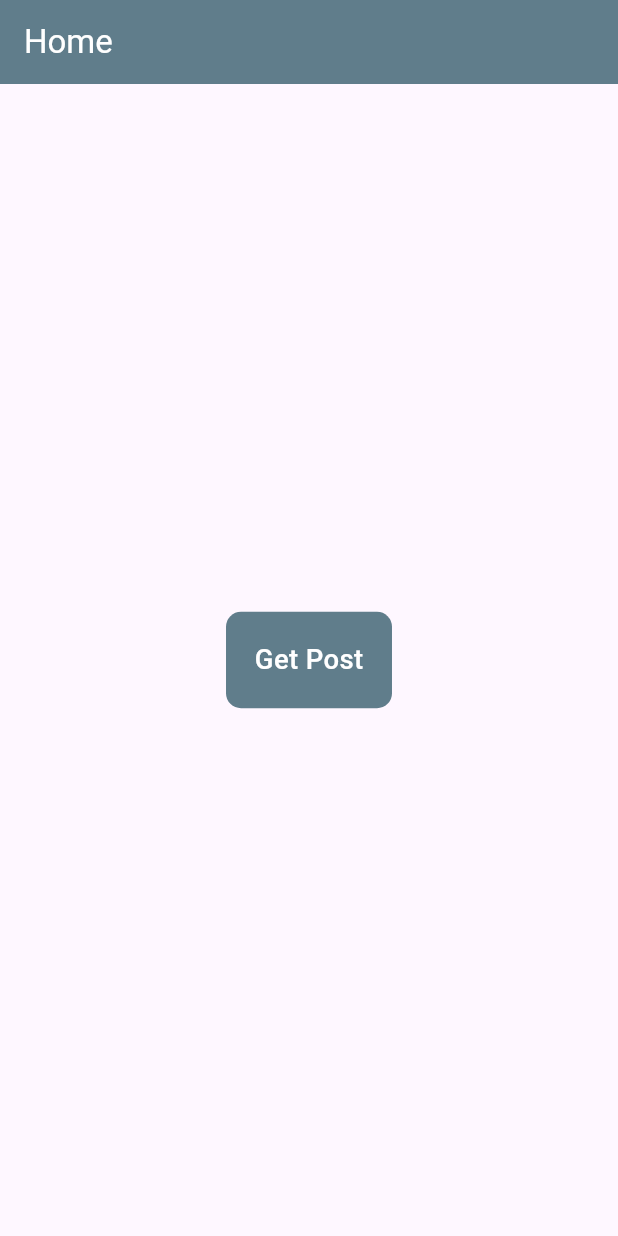
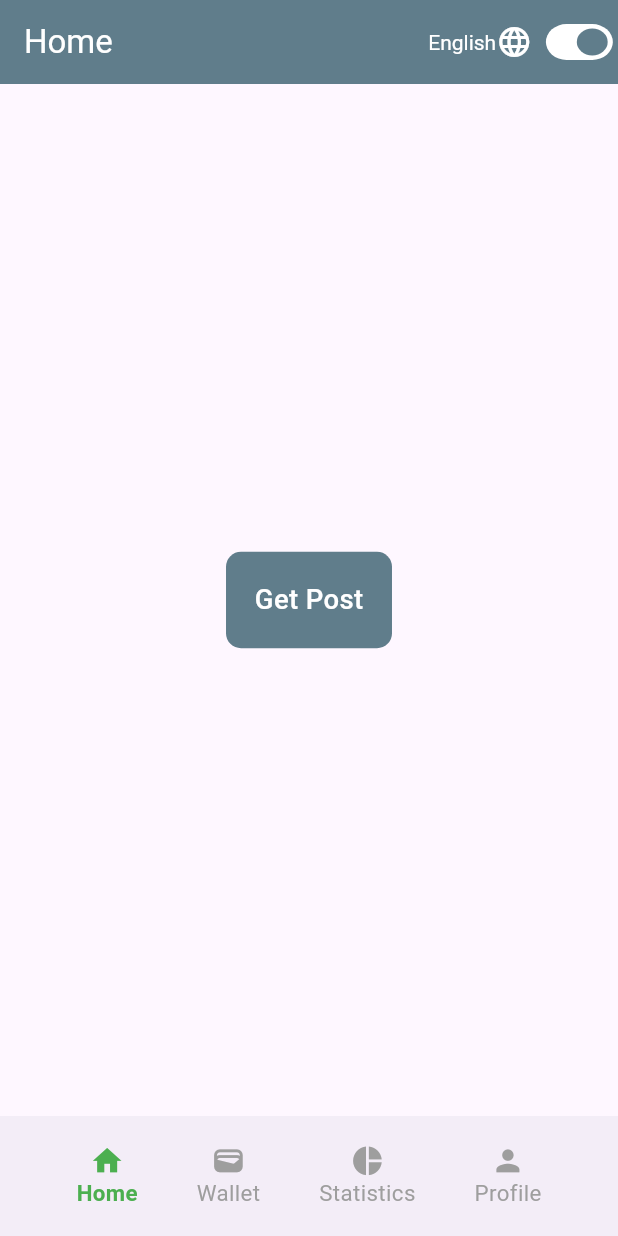
Before and after one commit to avinash-mypcot/getx_demo, a Flutter app: the screen it shows after launch, on a phone screen of 412 x 824 dp. Run offline on Flutter 3.47's test engine with Material 3 defaults, Android fonts, the phone set to English and light mode, and no system bars; drawn by our look-alikes of zoom_tap_animation; our stand-ins replace connectivity_plus, flutter_screenutil, get.

Commit message:
implemented Network connection service , theme handling, localisation, bottom navigation bar, drop-down

```diff
--- a/lib/binding/init_binding.dart
+++ b/lib/binding/init_binding.dart
@@ -1,10 +1,12 @@
 import 'package:get/get.dart';
 import '../feature/posts/controller/posts_controller.dart';
+import '../service/bottomnavigation_bar_service.dart';
 
 class InitBinding extends Bindings {
   @override
   void dependencies() {
     // Get.put(PostsController()); it exist across the app it cant dispose
     Get.lazyPut<PostsController>(() => PostsController(), ); // it was dispose when it in not used and when access again create again when fenix are true
+    Get.lazyPut<BottomnavigationBarService>(() => BottomnavigationBarService());
   }
 }
--- a/lib/core/routes/app_routes.dart
+++ b/lib/core/routes/app_routes.dart
@@ -5,10 +5,12 @@ abstract class Routes {
   Routes._();
   static const HOME = _Paths.HOME;
   static const POSTS = _Paths.POSTS;
+  static const CUSTOMBOTTOMNAV = _Paths.CUSTOMBOTTOMNAV;
 }
 
 abstract class _Paths {
   _Paths._();
   static const HOME = '/home';
   static const POSTS = '/posts';
+  static const CUSTOMBOTTOMNAV = '/custom_bottom_navigation';
 }
--- /dev/null
+++ b/lib/feature/bottomnavigation_bar/custom_bottomnavigation_bar.dart
@@ -0,0 +1,103 @@
+import 'package:flutter/material.dart';
+import 'package:flutter_screenutil/flutter_screenutil.dart';
+import 'package:get/get.dart';
+import 'package:getx_demo/feature/home/view/home_page.dart';
+import 'package:getx_demo/feature/profile/view/profile_page.dart';
+import 'package:getx_demo/feature/statistics/view/statistics_page.dart';
+import 'package:getx_demo/feature/wallet/view/wallet_page.dart';
+import 'package:getx_demo/service/bottomnavigation_bar_service.dart';
+import 'package:zoom_tap_animation/zoom_tap_animation.dart';
+
+// ignore: must_be_immutable
+class CustomBottomnavigationBar extends StatelessWidget {
+  CustomBottomnavigationBar({super.key});
+
+  final BottomnavigationBarService _bottomnavigationBarService =
+      Get.find<BottomnavigationBarService>();
+
+  List<Widget> pages = [
+    HomePage(),
+    const WalletPage(),
+    const StatisticsPage(),
+    const ProfilePage(),
+  ];
+
+  @override
+  Widget build(BuildContext context) {
+    return Scaffold(
+        bottomNavigationBar: BottomAppBar(
+          elevation: 0,
+          child: Container(
+            padding: const EdgeInsets.symmetric(
+              horizontal: 35,
+            ),
+            child: Obx(
+              () => Row(
+                mainAxisAlignment: MainAxisAlignment.spaceBetween,
+                children: [
+                  _bottomAppBarItem(
+                    icon: Icons.home,
+                    page: 0,
+                    context,
+                    label: "home".tr,
+                  ),
+                  _bottomAppBarItem(
+                      icon: Icons.wallet, page: 1, context, label: "wallet".tr),
+                  _bottomAppBarItem(
+                      icon: Icons.pie_chart,
+                      page: 2,
+                      context,
+                      label: "statistics".tr),
+                  _bottomAppBarItem(
+                      icon: Icons.person,
+                      page: 3,
+                      context,
+                      label: "profile".tr),
+                ],
+              ),
+            ),
+          ),
+        ),
+        body: Obx(() {
+          return
+          //  pages[_bottomnavigationBarService.currentPage.value];
+          IndexedStack(
+            index: _bottomnavigationBarService.currentPage.value,
+            children: pages,
+          );
+        }));
+  }
+
+  Widget _bottomAppBarItem(BuildContext context,
+      {required icon, required page, required label}) {
+    return ZoomTapAnimation(
+      onTap: () => _bottomnavigationBarService.goToTab(page),
+      child: Container(
+        color: Colors.transparent,
+        child: Column(
+          mainAxisSize: MainAxisSize.min,
+          children: [
+            Icon(
+              icon,
+              color: _bottomnavigationBarService.currentPage == page
+                  ? Colors.green
+                  : Colors.grey,
+              size: 20.sp,
+            ),
+            Text(
+              label,
+              style: TextStyle(
+                  color: _bottomnavigationBarService.currentPage == page
+                      ? Colors.green
+                      : Colors.grey,
+                  fontSize: 13.sp,
+                  fontWeight: _bottomnavigationBarService.currentPage == page
+                      ? FontWeight.w600
+                      : null),
+            ),
+          ],
+        ),
+      ),
+    );
+  }
+}
--- a/lib/feature/home/view/home_page.dart
+++ b/lib/feature/home/view/home_page.dart
@@ -1,38 +1,128 @@
+import 'package:connectivity_plus/connectivity_plus.dart';
 import 'package:flutter/material.dart';
 import 'package:flutter_screenutil/flutter_screenutil.dart';
 import 'package:get/get.dart';
+import 'package:getx_demo/service/network_service.dart';
 import 'package:getx_demo/feature/posts/view/posts_page.dart';
+import 'package:getx_demo/service/theme_service.dart';
 
-class HomePage extends GetView {
-  const HomePage({super.key});
+import '../../../service/translation_service.dart';
+
+class HomePage extends StatelessWidget {
+  HomePage({super.key});
+  final service = Get.find<ThemeService>();
+  final selectedLanguage = ''.obs; // Observable to store selected language
+
   @override
   Widget build(BuildContext context) {
     return Scaffold(
       appBar: AppBar(
-        title: const Text(
-          'Home',
-          style: TextStyle(color: Colors.white),
+        title: Text(
+          'home'.tr,
+          style: const TextStyle(color: Colors.white),
         ),
         backgroundColor: Colors.blueGrey,
+        actions: [
+          Obx(() {
+            return Row(
+              children: [
+                DropdownButton<String>(
+                  value: selectedLanguage.value.isNotEmpty
+                      ? selectedLanguage.value
+                      : Get.locale?.languageCode == 'hi'
+                          ? 'Hindi'
+                          : 'English',
+                  icon: const Icon(
+                    Icons.language,
+                    color: Colors.white,
+                  ),
+                  underline: Container(),
+                  dropdownColor: Colors.blueGrey,
+                  style: const TextStyle(color: Colors.white), // Text color
+                  items: const [
+                    DropdownMenuItem(
+                      value: 'English',
+                      child: Text("English"),
+                    ),
+                    DropdownMenuItem(
+                      value: 'Hindi',
+                      child: Text("Hindi"),
+                    ),
+                  ],
+                  onChanged: (value) {
+                    selectedLanguage.value = value ?? 'English';
+                    // Change locale based on selection
+                    if (selectedLanguage.value == 'Hindi') {
+                      Get.find<TranslationService>().changeLocale("hi", "IN");
+                    } else {
+                      Get.find<TranslationService>().changeLocale("en", "US");
+                    }
+                  },
+                ),
+                SizedBox(
+                  width: 5.w,
+                ),
+                SizedBox(
+                  height: 30.h,
+                  width: 45.w,
+                  child: FittedBox(
+                    fit: BoxFit.fill,
+                    child: Switch(
+                      activeTrackColor: Colors.white,
+                      activeColor: Colors.white,
+                      thumbColor: const WidgetStatePropertyAll(Colors.blueGrey),
+                      value: !service.isDarkTheme.value,
+                      onChanged: (s) {
+                        service.changeTheme();
+                      },
+                    ),
+                  ),
+                ),
+              ],
+            );
+          }),
+        ],
       ),
       body: Center(
         child: GestureDetector(
           onTap: () {
-          Get.to(() =>  PostsPage());
+            var value = Get.find<NetworkService>();
+            if (value.result[0] != ConnectivityResult.none) {
+              Get.to(() => PostsPage());
+            } else {
+              Get.rawSnackbar(
+                messageText: const Text(
+                  'PLEASE CONNECT TO THE INTERNET',
+                  style: TextStyle(color: Colors.white, fontSize: 14),
+                ),
+                backgroundColor: Colors.red[400]!,
+                icon: const Icon(
+                  Icons.wifi_off,
+                  color: Colors.white,
+                  size: 35,
+                ),
+                margin: EdgeInsets.zero,
+                snackStyle: SnackStyle.GROUNDED,
+              );
+            }
           },
           child: Container(
-            padding:  EdgeInsets.all(16.h),
+            padding: EdgeInsets.all(16.h),
             decoration: BoxDecoration(
               color: Colors.blueGrey,
-                borderRadius: BorderRadius.circular(10)),
+              borderRadius: BorderRadius.circular(10),
+            ),
             child: Text(
-              "Get Post",
+              "get_post".tr,
               style: TextStyle(
                 color: Colors.white,
                 fontWeight: FontWeight.w500,
-                  fontSize: 16.sp),
-            )),
-      )),
+                fontSize: 16.sp,
+              ),
+            ),
+          ),
+        ),
+      ),
     );
   }
 }
--- /dev/null
+++ b/lib/service/bottomnavigation_bar_service.dart
@@ -0,0 +1,10 @@
+import 'package:get/get.dart';
+
+class BottomnavigationBarService extends GetxService {
+  RxInt currentPage = 0.obs;
+  RxBool isDarkTheme = false.obs;
+
+  void goToTab(int page) {
+    currentPage.value = page;
+  }
+}
--- /dev/null
+++ b/lib/service/theme_service.dart
@@ -0,0 +1,12 @@
+
+import 'package:flutter/material.dart';
+import 'package:get/get.dart';
+
+class ThemeService extends GetxService {
+  RxBool isDarkTheme = false.obs;
+
+  void changeTheme() {
+    Get.changeTheme(isDarkTheme.value ? ThemeData.light() : ThemeData.dark());
+    isDarkTheme.value = !isDarkTheme.value;
+  }
+}
--- /dev/null
+++ b/lib/service/translation_service.dart
@@ -0,0 +1,11 @@
+
+import 'package:flutter/material.dart';
+import 'package:get/get.dart';
+
+class TranslationService extends GetxService {
+
+  void changeLocale(String langCode,String countryCode){
+      var locale = Locale(langCode, countryCode);
+      Get.updateLocale(locale);
+  }
+}
--- /dev/null
+++ b/lib/translation/translation_string.dart
@@ -0,0 +1,22 @@
+import 'package:get/get.dart';
+
+class TranslationString extends Translations {
+  @override
+  // TODO: implement keys
+  Map<String, Map<String, String>> get keys => {
+        "en_US": {
+          "home": "Home",
+          "get_post": "Get Post",
+          "wallet": "Wallet",
+          "statistics": "Statistics",
+          "profile": "Profile"
+        },
+        "hi_IN": {
+          "home": "होम",
+          "get_post": "पोस्ट प्राप्त करें",
+          "wallet": "बटुआ",
+          "statistics": "आंकड़े",
+          "profile": "प्रोफ़ाइल"
+        }
+      };
+}
--- a/pubspec.yaml
+++ b/pubspec.yaml
@@ -7,11 +7,13 @@ environment:
   sdk: ^3.5.3
 
 dependencies:
+  connectivity_plus: ^6.1.0
   flutter:
     sdk: flutter
   flutter_screenutil: ^5.9.3
   get: ^4.6.6
   http: ^1.2.2
+  zoom_tap_animation: ^1.1.0
 
 dev_dependencies:
   flutter_test:
```
Also changed, not shown: lib/core/routes/app_pages.dart (+9 -2 lines), lib/feature/profile/view/profile_page.dart (added, +22 -0 lines), lib/feature/statistics/view/statistics_page.dart (added, +22 -0 lines), lib/feature/wallet/view/wallet_page.dart (added, +22 -0 lines), lib/main.dart (+9 -0 lines), lib/service/network_service.dart (added, +35 -0 lines), pubspec.lock, 9 other files. Lines whose indentation alone changed are shown as unchanged.
